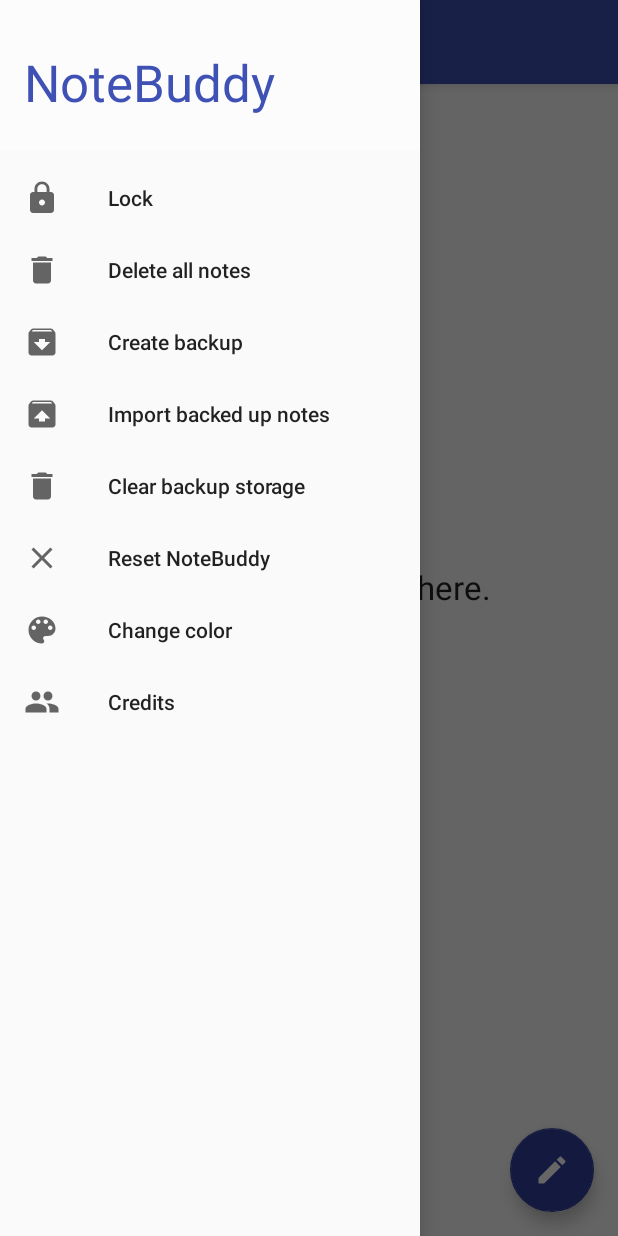
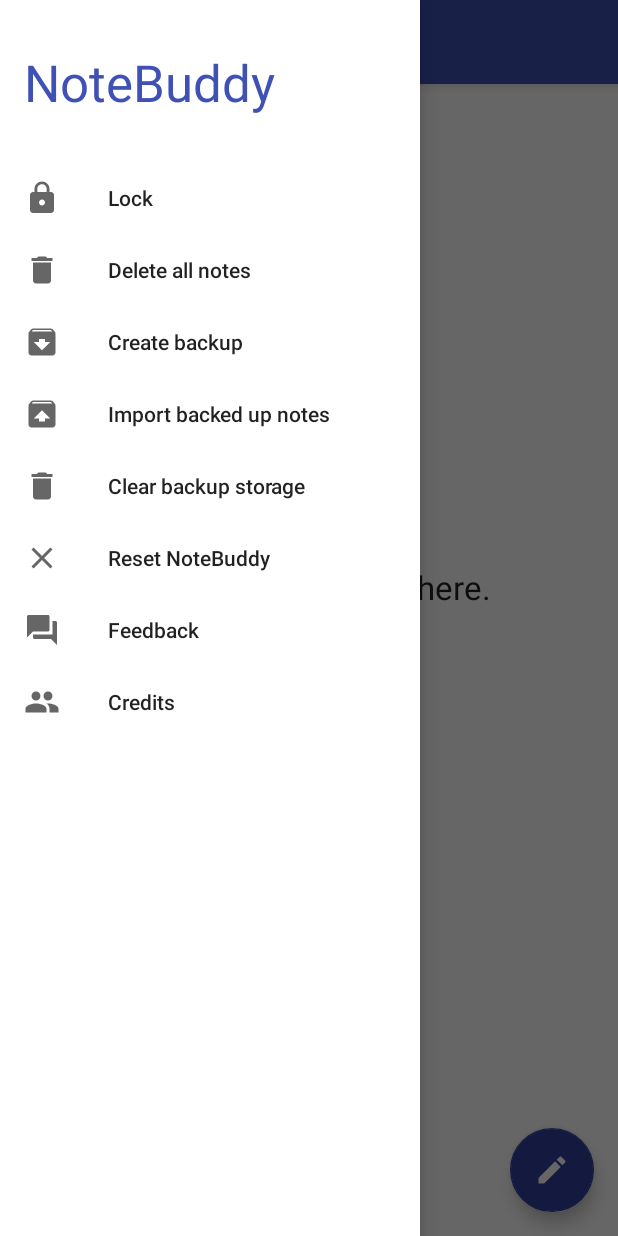
Before and after one commit to unbranched/NoteBuddy, an Android app: the NotesActivity screen opened directly, with no data from a screen before it, with the side drawer open, on a phone screen of 412 x 824 dp. Run offline under Robolectric (Android 15) with nearby library versions, the phone set to English and light mode, and no system bars.

Commit message:
Feedback button added, ready for new release

```diff
--- a/app/build.gradle
+++ b/app/build.gradle
@@ -7,8 +7,8 @@ android {
         applicationId "nl.yoerinijs.notebuddy"
         minSdkVersion 23
         targetSdkVersion 25
-        versionCode 14
-        versionName "1.2.2"
+        versionCode 15
+        versionName "1.3.0"
         testInstrumentationRunner "android.support.test.runner.AndroidJUnitRunner"
         vectorDrawables.useSupportLibrary = true
     }
--- a/app/src/main/AndroidManifest.xml
+++ b/app/src/main/AndroidManifest.xml
@@ -43,10 +43,6 @@
             android:label="@string/title_activity_create_note"
             android:noHistory="true"
             android:theme="@style/AppTheme.NoActionBar" />
-        <activity
-            android:name=".activities.ColorActivity"
-            android:label="@string/title_activity_color"
-            android:theme="@style/AppTheme.NoActionBar"></activity>
     </application>
 
 </manifest>
--- a/app/src/main/java/nl/yoerinijs/notebuddy/activities/EditNoteActivity.java
+++ b/app/src/main/java/nl/yoerinijs/notebuddy/activities/EditNoteActivity.java
@@ -3,6 +3,7 @@ package nl.yoerinijs.notebuddy.activities;
 import android.content.Context;
 import android.content.DialogInterface;
 import android.content.Intent;
+import android.graphics.Color;
 import android.os.Bundle;
 import android.support.annotation.NonNull;
 import android.support.annotation.Nullable;
@@ -12,6 +13,7 @@ import android.support.v7.app.AppCompatActivity;
 import android.support.v7.widget.Toolbar;
 import android.view.View;
 import android.widget.EditText;
+import android.widget.RelativeLayout;
 import android.widget.Toast;
 
 import nl.yoerinijs.notebuddy.R;
--- a/app/src/main/java/nl/yoerinijs/notebuddy/activities/MainActivity.java
+++ b/app/src/main/java/nl/yoerinijs/notebuddy/activities/MainActivity.java
@@ -1,10 +1,15 @@
 package nl.yoerinijs.notebuddy.activities;
 
+import android.app.ActionBar;
 import android.content.Intent;
+import android.graphics.Color;
+import android.graphics.drawable.ColorDrawable;
 import android.support.annotation.NonNull;
 import android.support.v7.app.AppCompatActivity;
 import android.os.Bundle;
+import android.support.v7.widget.Toolbar;
 import android.util.Log;
+import android.widget.RelativeLayout;
 import android.widget.Toast;
 
 import nl.yoerinijs.notebuddy.R;
--- a/app/src/main/java/nl/yoerinijs/notebuddy/activities/NotesActivity.java
+++ b/app/src/main/java/nl/yoerinijs/notebuddy/activities/NotesActivity.java
@@ -3,6 +3,7 @@ package nl.yoerinijs.notebuddy.activities;
 import android.content.Context;
 import android.content.DialogInterface;
 import android.content.Intent;
+import android.net.Uri;
 import android.os.Bundle;
 import android.support.annotation.NonNull;
 import android.support.annotation.Nullable;
@@ -59,7 +60,7 @@ public class NotesActivity extends AppCompatActivity
 
     private static final String SETUP_ACTIVITY = LocationCentral.SETUP;
 
-    private static final String COLOR_ACTIVITY = LocationCentral.COLOR;
+    private static final String WEB_ISSUES = LocationCentral.ISSUES;
 
     private final Context m_context = this;
 
@@ -221,8 +222,9 @@ public class NotesActivity extends AppCompatActivity
                     .setIcon(android.R.drawable.ic_dialog_alert)
                     .show();
 
-        } else if(id == R.id.nav_color) {
-            startActvitiy(COLOR_ACTIVITY, true, null, null);
+        } else if(id == R.id.nav_feedback) {
+            Intent browserIntent = new Intent(Intent.ACTION_VIEW, Uri.parse(WEB_ISSUES));
+            startActivity(browserIntent);
 
         } else if(id == R.id.nav_clear_ext) {
             m_backupStorageHandler.requestWritingPermissions(m_context);
--- a/app/src/main/java/nl/yoerinijs/notebuddy/files/misc/LocationCentral.java
+++ b/app/src/main/java/nl/yoerinijs/notebuddy/files/misc/LocationCentral.java
@@ -21,6 +21,5 @@ public class LocationCentral {
 
     public static final String SETUP = "SetupActivity";
 
-    public static final String COLOR = "ColorActivity";
-
+    public static final String ISSUES = "https://github.com/YoeriNijs/NoteBuddy/issues";
 }
--- a/app/src/main/java/nl/yoerinijs/notebuddy/security/EncryptionHandler.java
+++ b/app/src/main/java/nl/yoerinijs/notebuddy/security/EncryptionHandler.java
@@ -1,6 +1,7 @@
 package nl.yoerinijs.notebuddy.security;
 
 import android.content.Context;
+import android.os.AsyncTask;
 import android.support.annotation.NonNull;
 
 import java.security.GeneralSecurityException;
--- a/app/src/main/res/drawable/ic_color_lens_black_24dp.xml
+++ /dev/null
@@ -1,9 +0,0 @@
-<vector xmlns:android="http://schemas.android.com/apk/res/android"
-        android:width="24dp"
-        android:height="24dp"
-        android:viewportWidth="24.0"
-        android:viewportHeight="24.0">
-    <path
-        android:fillColor="#FF000000"
-        android:pathData="M12,3c-4.97,0 -9,4.03 -9,9s4.03,9 9,9c0.83,0 1.5,-0.67 1.5,-1.5 0,-0.39 -0.15,-0.74 -0.39,-1.01 -0.23,-0.26 -0.38,-0.61 -0.38,-0.99 0,-0.83 0.67,-1.5 1.5,-1.5L16,16c2.76,0 5,-2.24 5,-5 0,-4.42 -4.03,-8 -9,-8zM6.5,12c-0.83,0 -1.5,-0.67 -1.5,-1.5S5.67,9 6.5,9 8,9.67 8,10.5 7.33,12 6.5,12zM9.5,8C8.67,8 8,7.33 8,6.5S8.67,5 9.5,5s1.5,0.67 1.5,1.5S10.33,8 9.5,8zM14.5,8c-0.83,0 -1.5,-0.67 -1.5,-1.5S13.67,5 14.5,5s1.5,0.67 1.5,1.5S15.33,8 14.5,8zM17.5,12c-0.83,0 -1.5,-0.67 -1.5,-1.5S16.67,9 17.5,9s1.5,0.67 1.5,1.5 -0.67,1.5 -1.5,1.5z"/>
-</vector>
--- /dev/null
+++ b/app/src/main/res/drawable/ic_forum_black_24dp.xml
@@ -0,0 +1,9 @@
+<vector xmlns:android="http://schemas.android.com/apk/res/android"
+        android:width="24dp"
+        android:height="24dp"
+        android:viewportWidth="24.0"
+        android:viewportHeight="24.0">
+    <path
+        android:fillColor="#FF000000"
+        android:pathData="M21,6h-2v9L6,15v2c0,0.55 0.45,1 1,1h11l4,4L22,7c0,-0.55 -0.45,-1 -1,-1zM17,12L17,3c0,-0.55 -0.45,-1 -1,-1L3,2c-0.55,0 -1,0.45 -1,1v14l4,-4h10c0.55,0 1,-0.45 1,-1z"/>
+</vector>
--- a/app/src/main/res/menu/activity_notes_drawer.xml
+++ b/app/src/main/res/menu/activity_notes_drawer.xml
@@ -22,9 +22,9 @@
         <item android:title="@string/menu_remove_everything"
             android:id="@+id/nav_erase"
             android:icon="@drawable/ic_clear_black_24dp" />
-        <item android:title="@string/menu_color"
-            android:id="@+id/nav_color"
-            android:icon="@drawable/ic_color_lens_black_24dp" />
+        <item android:title="@string/menu_feedback"
+            android:id="@+id/nav_feedback"
+            android:icon="@drawable/ic_forum_black_24dp" />
         <item android:title="@string/menu_credits"
             android:id="@+id/nav_credits"
             android:icon="@drawable/ic_group_black_24dp" />
--- a/app/src/main/res/values/strings.xml
+++ b/app/src/main/res/values/strings.xml
@@ -94,7 +94,7 @@
     <string name="menu_import">Import backed up notes</string>
     <string name="menu_clear">Delete all notes</string>
     <string name="menu_clear_ext">Clear backup storage</string>
-    <string name="menu_color">Change color</string>
+    <string name="menu_feedback">Feedback</string>
 
     <!-- Strings related to login -->
     <string name="prompt_username">Username</string>
--- a/app/src/main/res/values/styles.xml
+++ b/app/src/main/res/values/styles.xml
@@ -1,11 +1,12 @@
 <resources>
 
     <!-- Base application theme. -->
-    <style name="AppTheme" parent="Theme.AppCompat.Light.DarkActionBar">
+    <style name="AppTheme" parent="Theme.AppCompat.Light.NoActionBar">
         <!-- Customize your theme here. -->
         <item name="colorPrimary">@color/colorPrimary</item>
         <item name="colorPrimaryDark">@color/colorPrimaryDark</item>
         <item name="colorAccent">@color/colorAccent</item>
+        <item name="android:colorBackground">@android:color/background_light</item>
     </style>
 
     <style name="AppTheme.NoActionBar">
@@ -17,4 +18,6 @@
 
     <style name="AppTheme.PopupOverlay" parent="ThemeOverlay.AppCompat.Light" />
 
+    <style name="NoteBuddyTheme" parent="AppTheme" />
+
 </resources>
```
Also changed, not shown: app/src/main/java/nl/yoerinijs/notebuddy/activities/ColorActivity.java (deleted, +0 -37 lines), app/src/main/res/layout/activity_color.xml (deleted, +0 -51 lines), app/src/main/res/layout/activity_create_note.xml (+11 -2 lines), app/src/main/res/layout/content_color.xml (deleted, +0 -16 lines), 4 other files.
